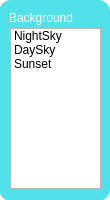
Above: Background.ui from lznt/p2Scripts before the change. Below: the same form after it.
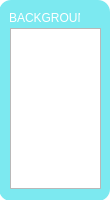
That is the form after the change.

What changed in the file:
```diff
--- a/Background.ui
+++ b/Background.ui
@@ -15,7 +15,7 @@
   </property>
   <property name="styleSheet">
    <string notr="true">QWidget#Background { background-color: transparent; }
-QFrame#frame { background-color: rgba(33, 217, 229, 200);
+QFrame#frame { background-color: rgba(33, 217, 229, 150);
  border-radius: 12px;}
 </string>
   </property>
@@ -46,21 +46,6 @@
       <height>161</height>
      </rect>
     </property>
-    <item>
-     <property name="text">
-      <string>NightSky</string>
-     </property>
-    </item>
-    <item>
-     <property name="text">
-      <string>DaySky</string>
-     </property>
-    </item>
-    <item>
-     <property name="text">
-      <string>Sunset</string>
-     </property>
-    </item>
    </widget>
    <widget class="QLabel" name="label">
     <property name="geometry">
@@ -72,7 +57,7 @@
      </rect>
     </property>
     <property name="text">
-     <string>&lt;html&gt;&lt;head/&gt;&lt;body&gt;&lt;p&gt;&lt;span style=&quot; color:#ffffff;&quot;&gt;Background&lt;/span&gt;&lt;/p&gt;&lt;/body&gt;&lt;/html&gt;</string>
+     <string>&lt;html&gt;&lt;head/&gt;&lt;body&gt;&lt;p&gt;&lt;span style=&quot; color:#ffffff;&quot;&gt;BACKGROUND:&lt;/span&gt;&lt;/p&gt;&lt;/body&gt;&lt;/html&gt;</string>
     </property>
    </widget>
   </widget>
```
